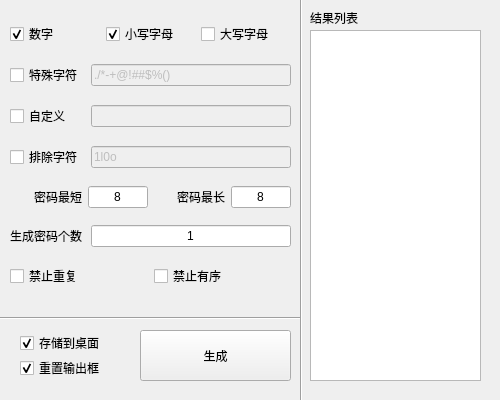
Qt form PasswordGenerator/mainwindow.ui (brok1n/ToolChest) before a commit.
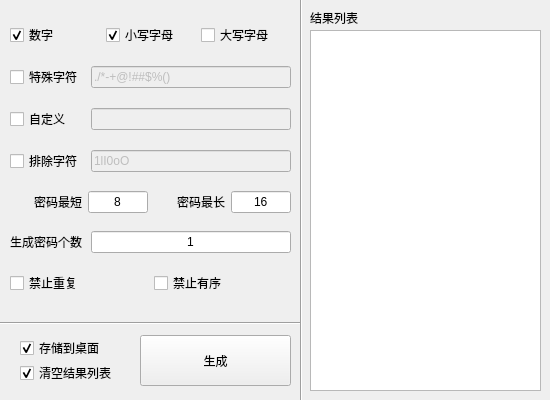
The same form after that commit.

Diff of the .ui file:
```diff
--- a/PasswordGenerator/mainwindow.ui
+++ b/PasswordGenerator/mainwindow.ui
@@ -6,19 +6,19 @@
    <rect>
     <x>0</x>
     <y>0</y>
-    <width>500</width>
+    <width>550</width>
     <height>400</height>
    </rect>
   </property>
   <property name="minimumSize">
    <size>
-    <width>500</width>
+    <width>550</width>
     <height>400</height>
    </size>
   </property>
   <property name="maximumSize">
    <size>
-    <width>500</width>
+    <width>550</width>
     <height>400</height>
    </size>
   </property>
@@ -30,7 +30,7 @@
     <property name="geometry">
      <rect>
       <x>140</x>
-      <y>330</y>
+      <y>335</y>
       <width>151</width>
       <height>51</height>
      </rect>
@@ -43,7 +43,7 @@
     <property name="geometry">
      <rect>
       <x>20</x>
-      <y>335</y>
+      <y>340</y>
       <width>101</width>
       <height>16</height>
      </rect>
@@ -63,10 +63,18 @@
      <rect>
       <x>310</x>
       <y>30</y>
-      <width>171</width>
-      <height>351</height>
+      <width>231</width>
+      <height>361</height>
      </rect>
     </property>
+    <property name="font">
+     <font>
+      <family>System</family>
+      <pointsize>12</pointsize>
+      <weight>75</weight>
+      <bold>true</bold>
+     </font>
+    </property>
     <property name="readOnly">
      <bool>true</bool>
     </property>
@@ -78,7 +86,7 @@
     <property name="geometry">
      <rect>
       <x>20</x>
-      <y>360</y>
+      <y>365</y>
       <width>101</width>
       <height>16</height>
      </rect>
@@ -87,7 +95,7 @@
      <string>&lt;html&gt;&lt;head/&gt;&lt;body&gt;&lt;p&gt;清空结果列表，填入本次生成的密码。&lt;/p&gt;&lt;/body&gt;&lt;/html&gt;</string>
     </property>
     <property name="text">
-     <string>重置输出框</string>
+     <string>清空结果列表</string>
     </property>
     <property name="checked">
      <bool>true</bool>
@@ -110,7 +118,7 @@
     <property name="geometry">
      <rect>
       <x>0</x>
-      <y>310</y>
+      <y>315</y>
       <width>301</width>
       <height>16</height>
      </rect>
@@ -132,13 +140,13 @@
      <string>结果列表</string>
     </property>
    </widget>
-   <widget class="QWidget" name="">
+   <widget class="QWidget" name="layoutWidget">
     <property name="geometry">
      <rect>
       <x>10</x>
       <y>11</y>
       <width>281</width>
-      <height>291</height>
+      <height>301</height>
      </rect>
     </property>
     <layout class="QVBoxLayout" name="verticalLayout">
@@ -284,7 +292,7 @@
           <string>&lt;html&gt;&lt;head/&gt;&lt;body&gt;&lt;p&gt;如果不要在密码中出现某些字符，可以勾选前面的 排除字符 然后在这里填入不需要的字符串&lt;/p&gt;&lt;/body&gt;&lt;/html&gt;</string>
          </property>
          <property name="text">
-          <string>1l0o</string>
+          <string>1lI0oO</string>
          </property>
          <property name="maxLength">
           <number>1024</number>
@@ -343,7 +351,7 @@
           </size>
          </property>
          <property name="text">
-          <string>8</string>
+          <string>16</string>
          </property>
          <property name="alignment">
           <set>Qt::AlignCenter</set>
```
Left out of the diff: 4 changed lines with no effect on the pictures.
